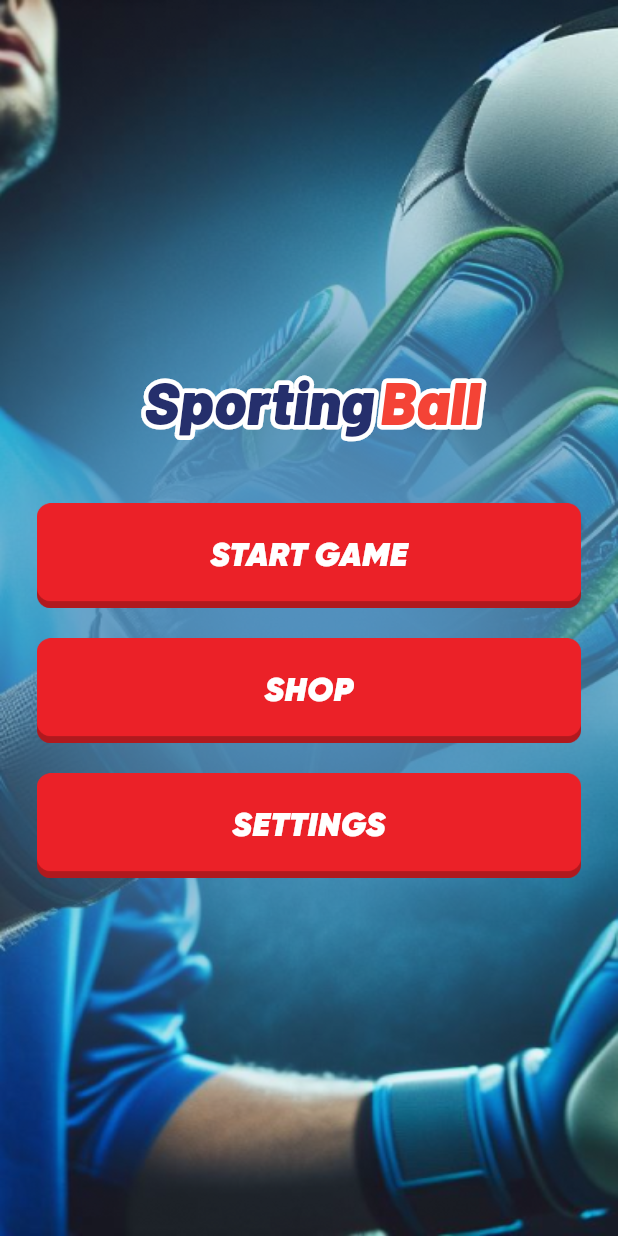
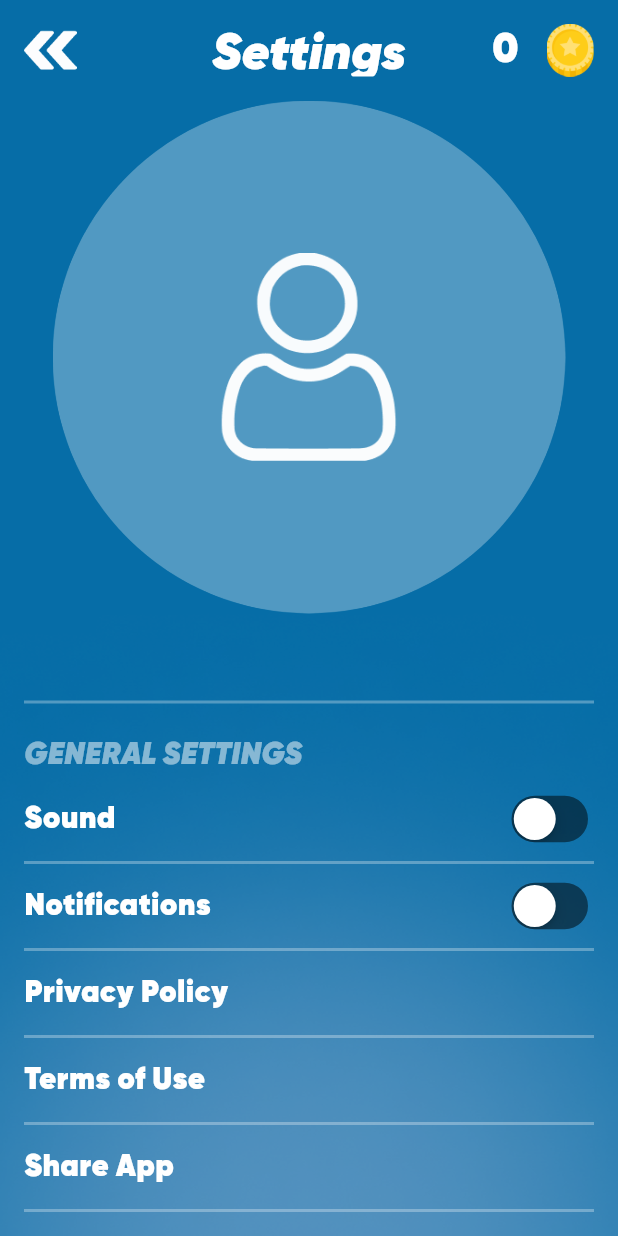
Before and after one commit to Artem-Neludimi/a45, a Flutter app: the SbgMenuNnn screen opened directly, after a tap on "SETTINGS", on a phone screen of 412 x 824 dp. Run offline on Flutter 3.47's test engine with Material 3 defaults, Android fonts, the phone set to English and light mode, and no system bars; our stand-ins replace image_picker, shared_preferences, stroke_text; missing offline and left inert: flame, flame_audio; accounts and stored records are empty.

Commit message:
settings layout

```diff
--- a/lib/game/sbg_game_nnn.dart
+++ b/lib/game/sbg_game_nnn.dart
@@ -159,7 +159,6 @@ class _SbgGameNnnState extends State<SbgGameNnn> {
                         );
                       }),
                   const SizedBox(width: 5),
-                  // Image.asset('assets/images/sbg_minus_goal_nnn.png'),
                   ValueListenableBuilder(
                       valueListenable: livesNotifier,
                       builder: (context, lives, _) {
--- a/lib/screens/sbg_menu_nnn.dart
+++ b/lib/screens/sbg_menu_nnn.dart
@@ -3,6 +3,8 @@ import 'package:a45/screens/sbg_name_nnn.dart';
 import 'package:a45/screens/sbg_shop_nnn.dart';
 import 'package:a45/screens/sbg_splash_nnn.dart';
 import 'package:flutter/material.dart';
+
+import 'sbg_settings_nnn.dart';
 
 final sbgMoneyNotifierNnn = ValueNotifier(sbgSharedPrefsNnn.getInt('sbgMoneyNotifierNnn') ?? 0);
 void sbgMoneyAddNnn(int value) {
@@ -84,7 +86,14 @@ class SbgMenuNnn extends StatelessWidget {
                 ),
                 const SizedBox(height: 20),
                 SbgButtonNnn(
-                  onPressed: () {},
+                  onPressed: () {
+                    Navigator.push(
+                      context,
+                      MaterialPageRoute(
+                        builder: (context) => const SbgSettingsNnn(),
+                      ),
+                    );
+                  },
                   text: 'SETTINGS',
                 ),
               ],
--- a/lib/screens/sbg_name_nnn.dart
+++ b/lib/screens/sbg_name_nnn.dart
@@ -4,6 +4,7 @@ import 'dart:typed_data';
 
 import 'package:a45/screens/sbg_onboarding_nnn.dart';
 import 'package:a45/screens/sbg_splash_nnn.dart';
+import 'package:flutter/cupertino.dart';
 import 'package:flutter/material.dart';
 import 'package:image_picker/image_picker.dart';
 
@@ -28,7 +29,8 @@ void sbgSaveImageNnn(Uint8List bytes) {
 }
 
 class SbgNameNnn extends StatelessWidget {
-  const SbgNameNnn({super.key});
+  const SbgNameNnn({super.key, this.isFromSettings = false});
+  final bool isFromSettings;
 
   @override
   Widget build(BuildContext context) {
@@ -102,7 +104,10 @@ class SbgNameNnn extends StatelessWidget {
                     fontSize: 15,
                   ),
                 ),
-                TextField(
+                ValueListenableBuilder(
+                    valueListenable: sbgNameNotifierNnn,
+                    builder: (context, name, _) {
+                      return TextField(
                         onTapOutside: (_) => FocusManager.instance.primaryFocus?.unfocus(),
                         onChanged: sbgNameOnChangedNnn,
                         textAlign: TextAlign.center,
@@ -111,26 +116,31 @@ class SbgNameNnn extends StatelessWidget {
                           fontWeight: FontWeight.bold,
                         ),
                         cursorColor: Colors.white,
-                  decoration: const InputDecoration(
-                    hintText: 'your name',
-                    hintStyle: TextStyle(
+                        decoration: InputDecoration(
+                          hintText: name ?? 'your name',
+                          hintStyle: const TextStyle(
                             color: Colors.white,
                             fontWeight: FontWeight.bold,
                           ),
-                    border: UnderlineInputBorder(
+                          border: const UnderlineInputBorder(
                             borderSide: BorderSide(color: Color.fromRGBO(255, 255, 255, .7)),
                           ),
-                    focusedBorder: UnderlineInputBorder(
+                          focusedBorder: const UnderlineInputBorder(
                             borderSide: BorderSide(color: Color.fromRGBO(255, 255, 255, .7)),
                           ),
-                    enabledBorder: UnderlineInputBorder(
+                          enabledBorder: const UnderlineInputBorder(
                             borderSide: BorderSide(color: Color.fromRGBO(255, 255, 255, .7)),
                           ),
                         ),
-                ),
+                      );
+                    }),
                 const SizedBox(height: 20),
                 SbgButtonNnn(
                   onPressed: () {
+                    if (isFromSettings) {
+                      Navigator.pop(context);
+                      return;
+                    }
                     if (sbgNameNotifierNnn.value == null || sbgNameNotifierNnn.value!.isEmpty) {
                       final random = Random().nextInt(9000) + 1000;
                       sbgNameOnChangedNnn('Player $random');
@@ -141,9 +151,10 @@ class SbgNameNnn extends StatelessWidget {
                       ),
                     );
                   },
-                  text: 'CONTINUE',
+                  text: isFromSettings ? 'BACK' : 'CONTINUE',
                 ),
                 const SizedBox(height: 15),
+                if (!isFromSettings)
                   Row(
                     mainAxisAlignment: MainAxisAlignment.center,
                     children: [
--- /dev/null
+++ b/lib/screens/sbg_settings_nnn.dart
@@ -0,0 +1,193 @@
+import 'package:a45/screens/sbg_levels_nnn.dart';
+import 'package:flutter/cupertino.dart';
+import 'package:flutter/material.dart';
+import 'package:flutter/widgets.dart';
+
+import 'sbg_name_nnn.dart';
+
+class SbgSettingsNnn extends StatelessWidget {
+  const SbgSettingsNnn({super.key});
+
+  @override
+  Widget build(BuildContext context) {
+    return Scaffold(
+      body: Container(
+        height: double.infinity,
+        width: double.infinity,
+        decoration: const BoxDecoration(
+          image: DecorationImage(
+            image: AssetImage('assets/images/sbg_splash_nnn.png'),
+            fit: BoxFit.fill,
+          ),
+        ),
+        child: Padding(
+          padding: const EdgeInsets.all(16),
+          child: SafeArea(
+            child: Column(
+              children: [
+                const SbgAppBarNnn(title: 'Settings'),
+                const SizedBox(height: 16),
+                Expanded(
+                  child: GestureDetector(
+                    onTap: () {
+                      Navigator.push(
+                        context,
+                        CupertinoPageRoute(
+                          builder: (context) => const SbgNameNnn(
+                            isFromSettings: true,
+                          ),
+                        ),
+                      );
+                    },
+                    child: Column(
+                      children: [
+                        Expanded(
+                          child: ClipOval(
+                            child: AspectRatio(
+                              aspectRatio: 1,
+                              child: ValueListenableBuilder(
+                                  valueListenable: sbgImageNotifierNnn,
+                                  builder: (context, image, _) {
+                                    return image ?? Image.asset('assets/images/sbg_avatar_nnn.png');
+                                  }),
+                            ),
+                          ),
+                        ),
+                        const SizedBox(height: 16),
+                        ValueListenableBuilder(
+                            valueListenable: sbgNameNotifierNnn,
+                            builder: (context, name, _) {
+                              return Text(
+                                name!,
+                                style: const TextStyle(
+                                  fontFamily: 'Barlow',
+                                  fontSize: 24,
+                                  color: Colors.white,
+                                ),
+                              );
+                            }),
+                        const SizedBox(height: 8),
+                        Divider(
+                          height: 2,
+                          color: Colors.white.withOpacity(.3),
+                          thickness: 2,
+                        ),
+                        Padding(
+                          padding: const EdgeInsets.only(top: 20),
+                          child: Align(
+                            alignment: Alignment.centerLeft,
+                            child: Text(
+                              'GENERAL SETTINGS',
+                              style: TextStyle(
+                                color: Colors.white.withOpacity(.5),
+                                fontStyle: FontStyle.italic,
+                                fontWeight: FontWeight.bold,
+                                fontSize: 20,
+                              ),
+                            ),
+                          ),
+                        ),
+                        ListTile(
+                          contentPadding: EdgeInsets.zero,
+                          title: const Text(
+                            'Sound',
+                            style: TextStyle(
+                              color: Colors.white,
+                              fontSize: 20,
+                              fontWeight: FontWeight.bold,
+                            ),
+                          ),
+                          trailing: CupertinoSwitch(
+                            activeColor: Colors.red,
+                            trackColor: Colors.black.withOpacity(.5),
+                            value: false,
+                            onChanged: (value) {},
+                          ),
+                        ),
+                        Divider(
+                          height: 2,
+                          color: Colors.white.withOpacity(.3),
+                          thickness: 2,
+                        ),
+                        ListTile(
+                          contentPadding: EdgeInsets.zero,
+                          title: const Text(
+                            'Notifications',
+                            style: TextStyle(
+                              color: Colors.white,
+                              fontSize: 20,
+                              fontWeight: FontWeight.bold,
+                            ),
+                          ),
+                          trailing: CupertinoSwitch(
+                            activeColor: Colors.red,
+                            trackColor: Colors.black.withOpacity(.5),
+                            value: false,
+                            onChanged: (value) {},
+                          ),
+                        ),
+                        Divider(
+                          height: 2,
+                          color: Colors.white.withOpacity(.3),
+                          thickness: 2,
+                        ),
+                        const ListTile(
+                          contentPadding: EdgeInsets.zero,
+                          title: Text(
+                            'Privacy Policy',
+                            style: TextStyle(
+                              color: Colors.white,
+                              fontSize: 20,
+                              fontWeight: FontWeight.bold,
+                            ),
+                          ),
+                        ),
+                        Divider(
+                          height: 2,
+                          color: Colors.white.withOpacity(.3),
+                          thickness: 2,
+                        ),
+                        const ListTile(
+                          contentPadding: EdgeInsets.zero,
+                          title: Text(
+                            'Terms of Use',
+                            style: TextStyle(
+                              color: Colors.white,
+                              fontSize: 20,
+                              fontWeight: FontWeight.bold,
+                            ),
+                          ),
+                        ),
+                        Divider(
+                          height: 2,
+                          color: Colors.white.withOpacity(.3),
+                          thickness: 2,
+                        ),
+                        const ListTile(
+                          contentPadding: EdgeInsets.zero,
+                          title: Text(
+                            'Share App',
+                            style: TextStyle(
+                              color: Colors.white,
+                              fontSize: 20,
+                              fontWeight: FontWeight.bold,
+                            ),
+                          ),
+                        ),
+                        Divider(
+                          height: 2,
+                          color: Colors.white.withOpacity(.3),
+                          thickness: 2,
+                        ),
+                      ],
+                    ),
+                  ),
+                ),
+              ],
+            ),
+          ),
+        ),
+      ),
+    );
+  }
+}
--- a/lib/screens/sbg_shop_nnn.dart
+++ b/lib/screens/sbg_shop_nnn.dart
@@ -47,6 +47,7 @@ class SbgShopNnn extends StatelessWidget {
                   fit: BoxFit.fill,
                 ),
               ),
+              child: SafeArea(
                 child: Padding(
                   padding: const EdgeInsets.all(16),
                   child: Column(
@@ -255,6 +256,7 @@ class SbgShopNnn extends StatelessWidget {
                   ),
                 ),
               ),
+            ),
           );
         });
   }
```
Lines whose indentation alone changed are shown as unchanged.
